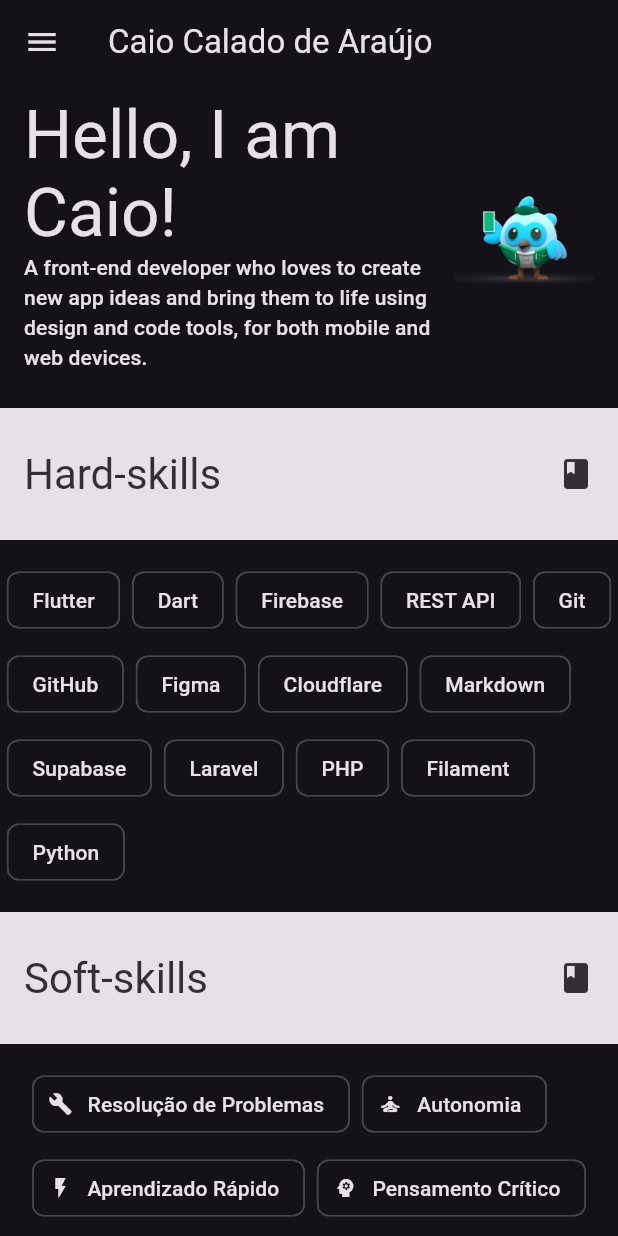
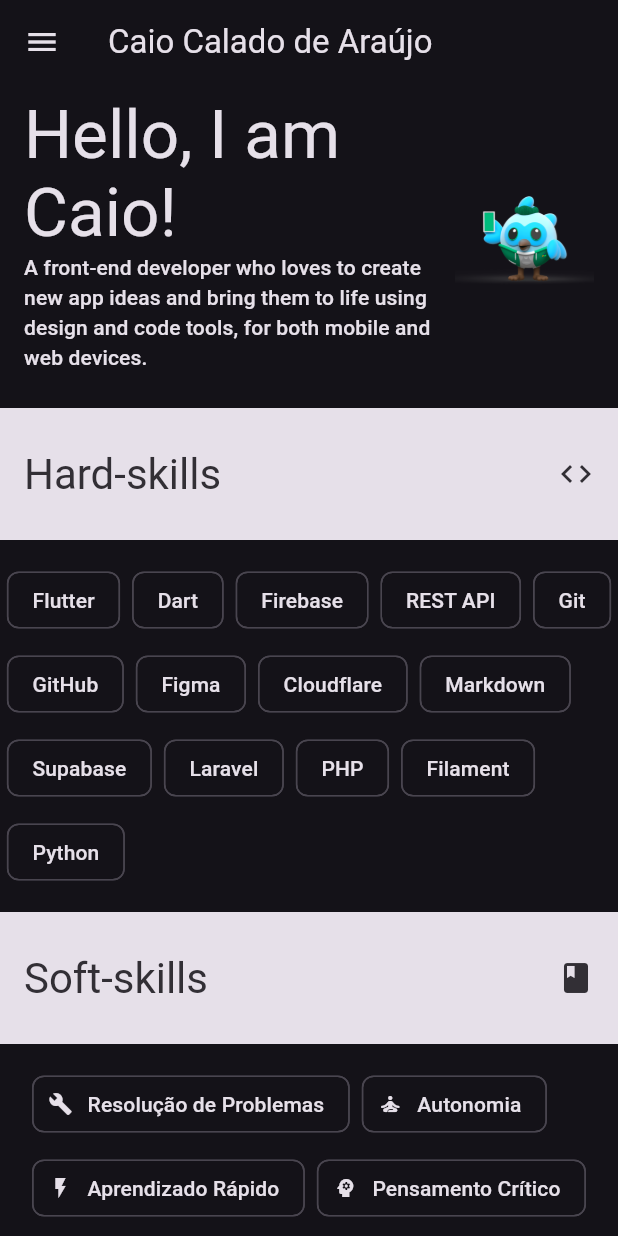
Before and after one commit to Kainato/kainato_portfolio, a Flutter app: the screen it shows after launch, on a phone screen of 412 x 824 dp. Run offline on Flutter 3.47's test engine with Material 3 defaults, Android fonts, the phone set to English and light mode, and no system bars.

Commit message:
fix: Corrige ícone da seção de Hard-skills na HomePage

```diff
--- a/lib/app/home/home_page.dart
+++ b/lib/app/home/home_page.dart
@@ -52,7 +52,7 @@ class _HomePageState extends State<HomePage> {
               ],
             ),
           ),
-          SectionHeaderTile(title: 'Hard-skills', icon: Icons.book),
+          SectionHeaderTile(title: 'Hard-skills', icon: Icons.code),
           Wrap(
             spacing: 8.0,
             runSpacing: 8.0,
```
